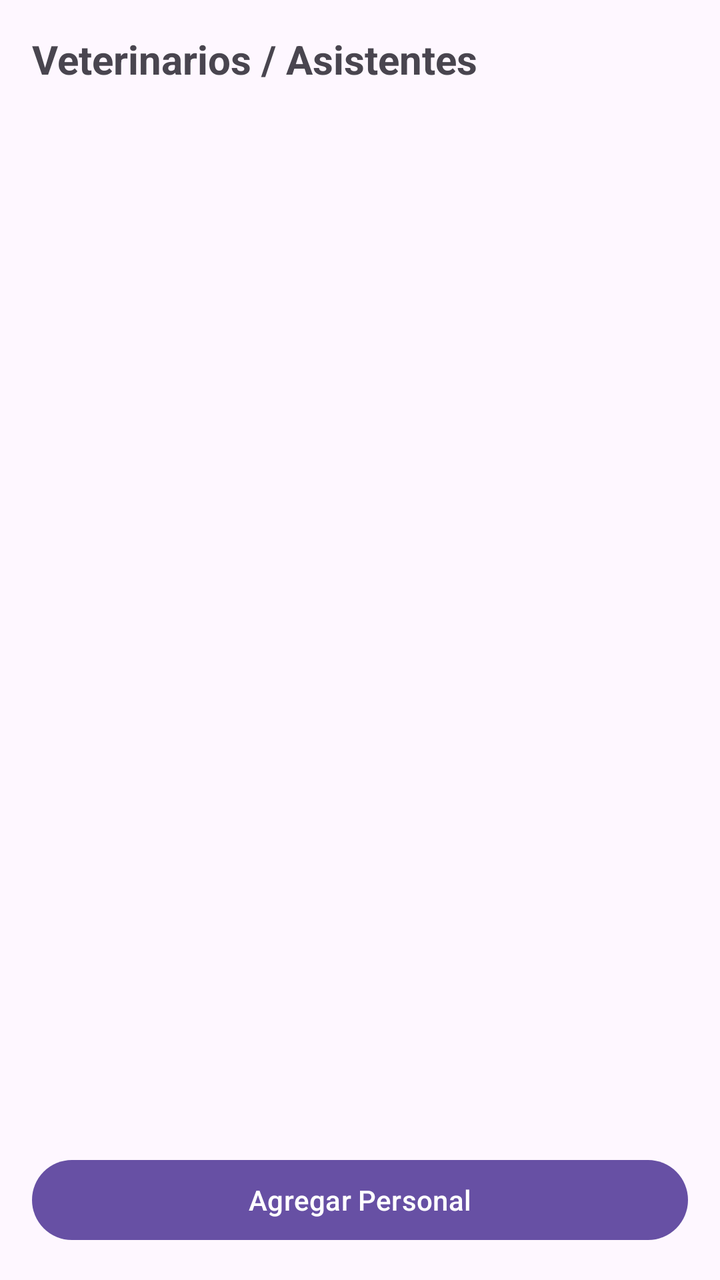
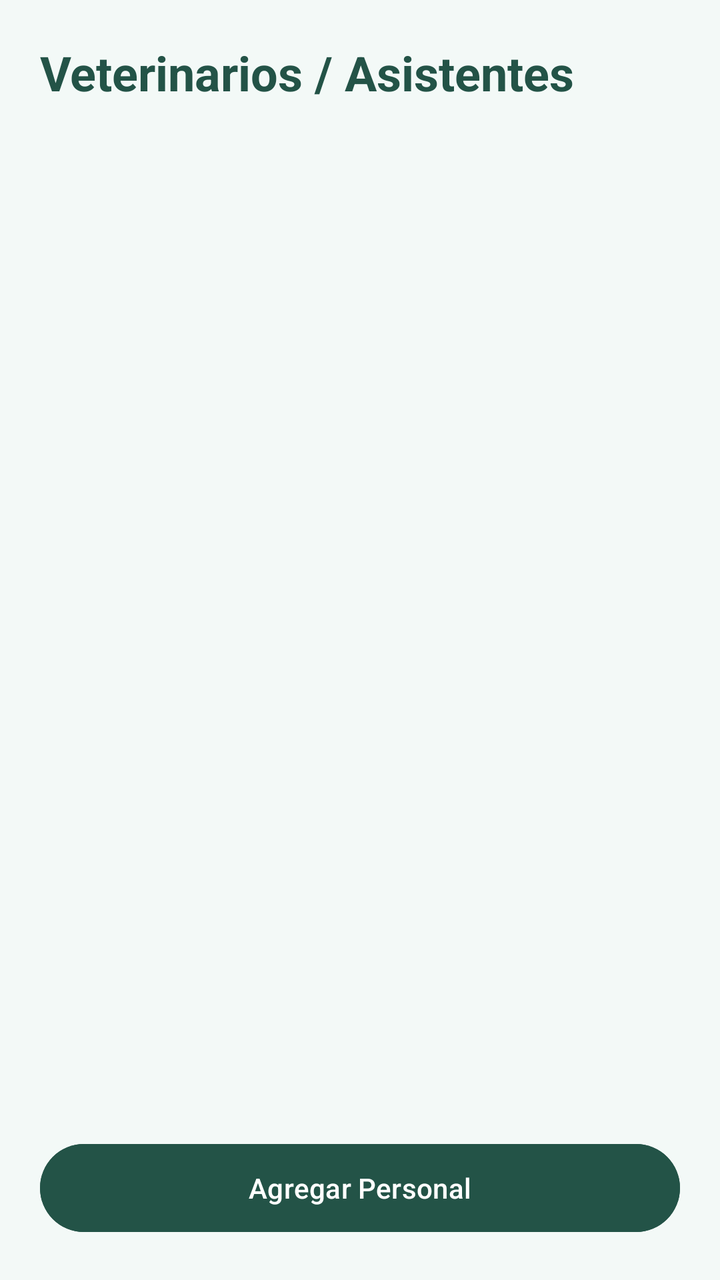

Before-and-after screenshots of an Android layout around one commit, followed by the original layout XML and the change that was made.
<!-- AndroidManifest.xml: application theme Theme.T1 -->
<!-- res/layout/activity_personal.xml -->
<?xml version="1.0" encoding="utf-8"?>
<LinearLayout xmlns:android="http://schemas.android.com/apk/res/android"
    android:layout_width="match_parent"
    android:layout_height="match_parent"
    android:orientation="vertical"
    android:padding="16dp">

    <TextView
        android:layout_width="wrap_content"
        android:layout_height="wrap_content"
        android:text="Veterinarios / Asistentes"
        android:textSize="20sp"
        android:textStyle="bold"/>

    <ListView
        android:id="@+id/lvPersonal"
        android:layout_width="match_parent"
        android:layout_height="0dp"
        android:layout_weight="1"
        android:layout_marginTop="8dp"/>

    <Button
        android:id="@+id/btnAgregarPersonal"
        android:layout_width="match_parent"
        android:layout_height="wrap_content"
        android:text="Agregar Personal"
        android:layout_marginTop="8dp"/>

</LinearLayout>
<!-- resources referenced by this layout -->
<resources>
  <style name="Theme.T1" parent="Base.Theme.T1" />
  <style name="Base.Theme.T1" parent="Theme.Material3.DayNight.NoActionBar">
          
          
      </style>
</resources>

<!-- the commit's change to res/layout/activity_personal.xml (unified diff, before → after) -->
@@ -3,27 +3,34 @@
     android:layout_width="match_parent"
     android:layout_height="match_parent"
     android:orientation="vertical"
-    android:padding="16dp">
+    android:padding="20dp"
+    android:background="#F3F9F7">
 
     <TextView
         android:layout_width="wrap_content"
         android:layout_height="wrap_content"
         android:text="Veterinarios / Asistentes"
-        android:textSize="20sp"
-        android:textStyle="bold"/>
+        android:textSize="24sp"
+        android:textStyle="bold"
+        android:textColor="#235347"/>
 
     <ListView
         android:id="@+id/lvPersonal"
         android:layout_width="match_parent"
         android:layout_height="0dp"
         android:layout_weight="1"
-        android:layout_marginTop="8dp"/>
+        android:layout_marginTop="12dp"
+        android:divider="#D7E8E6"
+        android:dividerHeight="8dp"/>
 
     <Button
         android:id="@+id/btnAgregarPersonal"
         android:layout_width="match_parent"
         android:layout_height="wrap_content"
         android:text="Agregar Personal"
-        android:layout_marginTop="8dp"/>
+        android:layout_marginTop="12dp"
+        android:backgroundTint="#235347"
+        android:textColor="#FFFFFF"
+        android:minHeight="52dp"/>
 
 </LinearLayout>
